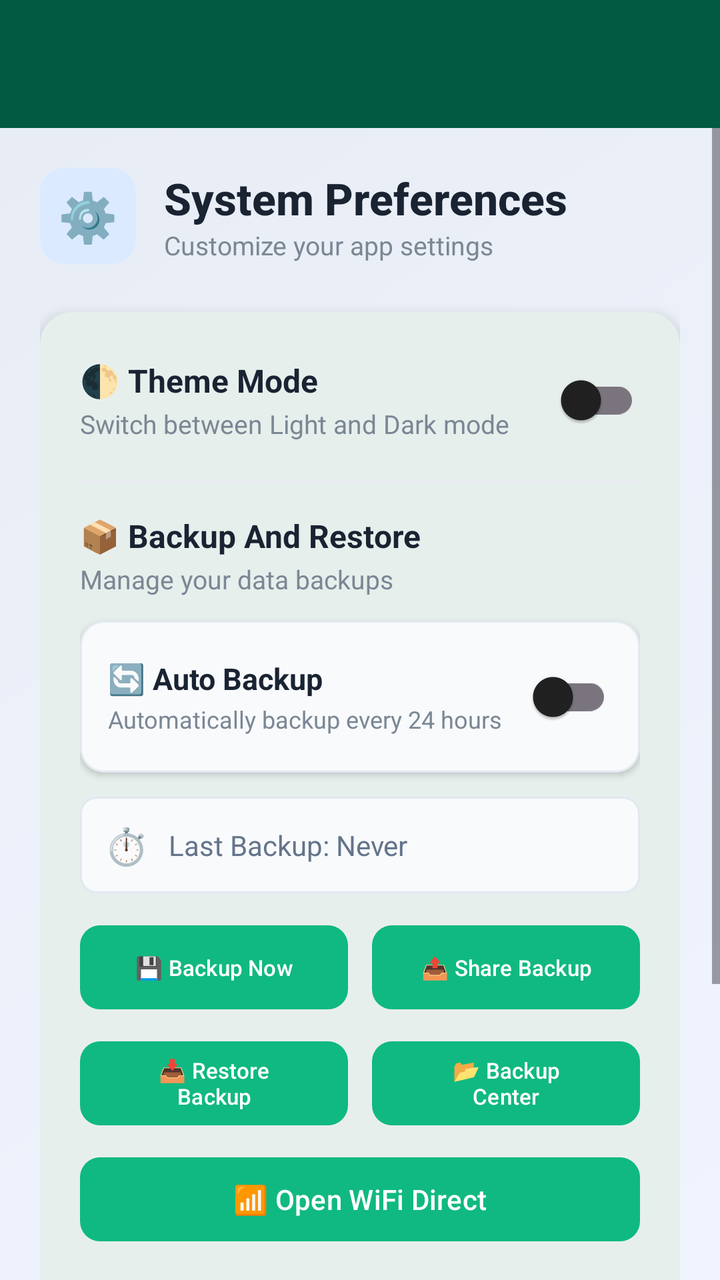
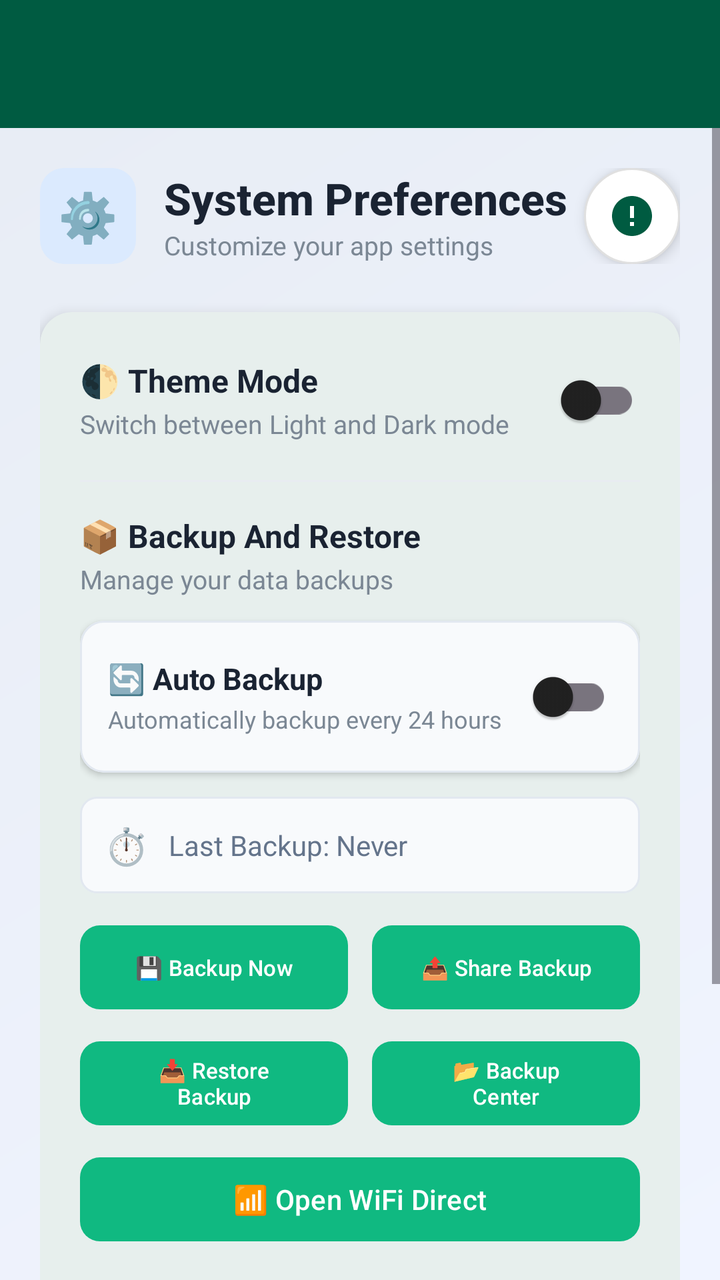

Two renders of the same Android screen: before a commit and after it. Below are the layout's source before the change and the commit's diff.
<!-- AndroidManifest.xml: application theme Theme.MilkDelivery -->
<!-- res/layout/activity_settings.xml -->
<?xml version="1.0" encoding="utf-8"?>
<LinearLayout xmlns:android="http://schemas.android.com/apk/res/android"
    xmlns:app="http://schemas.android.com/apk/res-auto"
    android:layout_width="match_parent"
    android:layout_height="match_parent"
    android:orientation="vertical"
    android:background="@color/background">

    
    <androidx.appcompat.widget.Toolbar
        android:id="@+id/toolbar"
        android:layout_width="match_parent"
        android:layout_height="?attr/actionBarSize"
        android:background="@color/primary"
        android:theme="@style/ThemeOverlay.AppCompat.Dark.ActionBar"
        app:layout_constraintEnd_toEndOf="parent"
        app:layout_constraintStart_toStartOf="parent"
        app:layout_constraintTop_toTopOf="parent"
        app:titleTextColor="@android:color/white"/>


    
    <ScrollView
        android:layout_width="match_parent"
        android:layout_height="match_parent"
        android:background="@drawable/gradient_background"
        android:fillViewport="true">

        <LinearLayout
            android:layout_width="match_parent"
            android:layout_height="wrap_content"
            android:orientation="vertical"
            android:padding="20dp"
            android:animateLayoutChanges="true">

            
            <LinearLayout
                android:layout_width="match_parent"
                android:layout_height="wrap_content"
                android:orientation="horizontal"
                android:gravity="center_vertical"
                android:layout_marginBottom="24dp">

                <LinearLayout
                    android:layout_width="48dp"
                    android:layout_height="48dp"
                    android:background="@drawable/header_icon_background"
                    android:gravity="center"
                    android:orientation="horizontal">
                    <TextView
                        android:layout_width="wrap_content"
                        android:layout_height="wrap_content"
                        android:text="⚙️"
                        android:textSize="24sp" />
                </LinearLayout>

                <LinearLayout
                    android:layout_width="0dp"
                    android:layout_height="wrap_content"
                    android:layout_weight="1"
                    android:orientation="vertical"
                    android:layout_marginStart="14dp">

                    <TextView
                        android:layout_width="wrap_content"
                        android:layout_height="wrap_content"
                        android:text="System Preferences"
                        android:textSize="22sp"
                        android:textStyle="bold"
                        android:textColor="#1A2332"
                        android:fontFamily="sans-serif-medium" />

                    <TextView
                        android:layout_width="wrap_content"
                        android:layout_height="wrap_content"
                        android:text="Customize your app settings"
                        android:textSize="13sp"
                        android:textColor="#7B8794" />

                </LinearLayout>
            </LinearLayout>

            
            <com.google.android.material.card.MaterialCardView
                android:layout_width="match_parent"
                android:layout_height="wrap_content"
                app:cardCornerRadius="16dp"
                app:cardElevation="4dp"
                app:cardBackgroundColor="#FFFFFF">

                <LinearLayout
                    android:layout_width="match_parent"
                    android:layout_height="wrap_content"
                    android:orientation="vertical"
                    android:padding="20dp">

                    
                    <LinearLayout
                        android:layout_width="match_parent"
                        android:layout_height="wrap_content"
                        android:orientation="horizontal"
                        android:gravity="center_vertical"
                        android:layout_marginBottom="16dp">

                        <LinearLayout
                            android:layout_width="0dp"
                            android:layout_height="wrap_content"
                            android:layout_weight="1"
                            android:orientation="vertical">

                            <TextView
                                android:layout_width="wrap_content"
                                android:layout_height="wrap_content"
                                android:text="🌓 Theme Mode"
                                android:textSize="16sp"
                                android:textStyle="bold"
                                android:textColor="#1A2332" />

                            <TextView
                                android:layout_width="wrap_content"
                                android:layout_height="wrap_content"
                                android:text="Switch between Light and Dark mode"
                                android:textSize="13sp"
                                android:textColor="#7B8794"
                                android:layout_marginTop="2dp" />

                        </LinearLayout>

                        <androidx.appcompat.widget.SwitchCompat
                            android:id="@+id/switchTheme"
                            android:layout_width="wrap_content"
                            android:layout_height="wrap_content" />

                    </LinearLayout>

                    
                    <View
                        android:layout_width="match_parent"
                        android:layout_height="1dp"
                        android:background="#E8ECF1"
                        android:layout_marginBottom="16dp" />

                    
                    <TextView
                        android:layout_width="wrap_content"
                        android:layout_height="wrap_content"
                        android:text="📦 Backup And Restore"
                        android:textSize="16sp"
                        android:textStyle="bold"
                        android:textColor="#1A2332" />

                    <TextView
                        android:layout_width="wrap_content"
                        android:layout_height="wrap_content"
                        android:text="Manage your data backups"
                        android:textSize="13sp"
                        android:textColor="#7B8794"
                        android:layout_marginTop="2dp"
                        android:layout_marginBottom="12dp" />

                    
                    <com.google.android.material.card.MaterialCardView
                        android:layout_width="match_parent"
                        android:layout_height="wrap_content"
                        android:layout_marginBottom="12dp"
                        app:cardCornerRadius="12dp"
                        app:cardElevation="2dp"
                        app:cardBackgroundColor="#F8FAFC"
                        app:strokeColor="#E2E8F0"
                        app:strokeWidth="1dp">

                        <LinearLayout
                            android:layout_width="match_parent"
                            android:layout_height="wrap_content"
                            android:orientation="vertical"
                            android:padding="14dp">

                            <LinearLayout
                                android:layout_width="match_parent"
                                android:layout_height="wrap_content"
                                android:orientation="horizontal"
                                android:gravity="center_vertical">

                                <LinearLayout
                                    android:layout_width="0dp"
                                    android:layout_height="wrap_content"
                                    android:layout_weight="1"
                                    android:orientation="vertical">

                                    <TextView
                                        android:layout_width="wrap_content"
                                        android:layout_height="wrap_content"
                                        android:text="🔄 Auto Backup"
                                        android:textSize="15sp"
                                        android:textStyle="bold"
                                        android:textColor="#1A2332" />

                                    <TextView
                                        android:layout_width="wrap_content"
                                        android:layout_height="wrap_content"
                                        android:text="Automatically backup every 24 hours"
                                        android:textSize="12sp"
                                        android:textColor="#7B8794"
                                        android:layout_marginTop="2dp" />

                                </LinearLayout>

                                <androidx.appcompat.widget.SwitchCompat
                                    android:id="@+id/switchAutoBackup"
                                    android:layout_width="wrap_content"
                                    android:layout_height="wrap_content" />

                            </LinearLayout>

                        </LinearLayout>

                    </com.google.android.material.card.MaterialCardView>

                    
                    <LinearLayout
                        android:layout_width="match_parent"
                        android:layout_height="wrap_content"
                        android:orientation="horizontal"
                        android:background="@drawable/info_background"
                        android:padding="12dp"
                        android:layout_marginBottom="12dp"
                        android:gravity="center_vertical">

                        <TextView
                            android:layout_width="wrap_content"
                            android:layout_height="wrap_content"
                            android:text="⏱️"
                            android:textSize="18sp"
                            android:layout_marginEnd="10dp" />

                        <TextView
                            android:id="@+id/txt_last_backup"
                            android:layout_width="wrap_content"
                            android:layout_height="wrap_content"
                            android:text="Last Backup: Never"
                            android:textSize="14sp"
                            android:textColor="#64748B" />

                    </LinearLayout>

                    
                    <LinearLayout
                        android:layout_width="match_parent"
                        android:layout_height="wrap_content"
                        android:orientation="vertical">

                        
                        <LinearLayout
                            android:layout_width="match_parent"
                            android:layout_height="wrap_content"
                            android:orientation="horizontal">

                            <com.google.android.material.button.MaterialButton
                                android:id="@+id/btn_backup_now"
                                android:layout_width="0dp"
                                android:layout_height="50dp"
                                android:layout_weight="1"
                                android:text="💾 Backup Now"
                                android:textAllCaps="false"
                                android:textSize="11sp"
                                app:cornerRadius="10dp"
                                app:backgroundTint="#10B981"
                                android:layout_marginEnd="6dp" />

                            <com.google.android.material.button.MaterialButton
                                android:id="@+id/btn_share_backup"
                                android:layout_width="0dp"
                                android:layout_height="50dp"
                                android:layout_weight="1"
                                android:text="📤 Share Backup"
                                android:textAllCaps="false"
                                android:textSize="11sp"
                                app:cornerRadius="10dp"
                                app:backgroundTint="#10B981"
                                android:layout_marginStart="6dp" />

                        </LinearLayout>

                        
                        <LinearLayout
                            android:layout_width="match_parent"
                            android:layout_height="wrap_content"
                            android:orientation="horizontal"
                            android:layout_marginTop="8dp">

                            <com.google.android.material.button.MaterialButton
                                android:id="@+id/btn_restore_backup"
                                android:layout_width="0dp"
                                android:layout_height="50dp"
                                android:layout_weight="1"
                                android:text="📥 Restore Backup"
                                android:textAllCaps="false"
                                android:textSize="11sp"
                                app:cornerRadius="10dp"
                                app:backgroundTint="#10B981"
                                android:layout_marginEnd="6dp" />

                            <com.google.android.material.button.MaterialButton
                                android:id="@+id/btn_backup_center"
                                android:layout_width="0dp"
                                android:layout_height="50dp"
                                android:layout_weight="1"
                                android:text="📂 Backup Center"
                                android:textAllCaps="false"
                                android:textSize="11sp"
                                app:cornerRadius="10dp"
                                app:backgroundTint="#10B981"
                                android:layout_marginStart="6dp" />

                        </LinearLayout>

                        
                        <com.google.android.material.button.MaterialButton
                            android:id="@+id/btn_wifi_direct"
                            android:layout_width="match_parent"
                            android:layout_height="50dp"
                            android:layout_marginTop="8dp"
                            android:text="📶 Open WiFi Direct"
                            android:textAllCaps="false"
                            android:textSize="14sp"
                            app:cornerRadius="10dp"
                            app:backgroundTint="#10B981" />

                    </LinearLayout>

                    
                    
                    
                    <View
                        android:layout_width="match_parent"
                        android:layout_height="1dp"
                        android:background="#E8ECF1"
                        android:layout_marginVertical="16dp" />

                    <TextView
                        android:layout_width="wrap_content"
                        android:layout_height="wrap_content"
                        android:text="🗄️ Database Administration"
                        android:textSize="16sp"
                        android:textStyle="bold"
                        android:textColor="#1A2332" />

                    <TextView
                        android:layout_width="wrap_content"
                        android:layout_height="wrap_content"
                        android:text="Maintenance and diagnostic functions"
                        android:textSize="13sp"
                        android:textColor="#7B8794"
                        android:layout_marginTop="2dp"
                        android:layout_marginBottom="12dp" />

                    
                    <com.google.android.material.button.MaterialButton
                        android:id="@+id/btn_clear_cache"
                        android:layout_width="wrap_content"
                        android:layout_height="wrap_content"
                        android:text="🗑️ Reset Local Database"
                        android:textAllCaps="false"
                        android:textColor="#EF4444"
                        app:strokeColor="#EF4444"
                        app:strokeWidth="1.5dp"
                        style="@style/Widget.Material3.Button.OutlinedButton" />

                </LinearLayout>

            </com.google.android.material.card.MaterialCardView>

            
            <TextView
                android:layout_width="match_parent"
                android:layout_height="wrap_content"
                android:text="Version 1.0.0"
                android:textSize="12sp"
                android:textColor="#94A3B8"
                android:gravity="center"
                android:layout_marginTop="24dp" />

        </LinearLayout>

    </ScrollView>

</LinearLayout>
<!-- resources referenced by this layout -->
<resources>
  <color name="background">#FAFAFA</color>
  <color name="primary">#005B41</color>
  <!-- drawable gradient_background (drawable) -->
  <?xml version="1.0" encoding="utf-8"?>
  <shape xmlns:android="http://schemas.android.com/apk/res/android">
      <gradient
          android:startColor="#F0F4FF"
          android:endColor="#E8EDF5"
          android:angle="135" />
  </shape>
  <!-- drawable header_icon_background (drawable) -->
  <?xml version="1.0" encoding="utf-8"?>
  <shape xmlns:android="http://schemas.android.com/apk/res/android">
      <solid android:color="#DBEAFE" />
      <corners android:radius="12dp" />
  </shape>
  <!-- drawable info_background (drawable) -->
  <?xml version="1.0" encoding="utf-8"?>
  <shape xmlns:android="http://schemas.android.com/apk/res/android">
      <solid android:color="#F8FAFC" />
      <corners android:radius="8dp" />
      <stroke
          android:width="1dp"
          android:color="#E2E8F0" />
  </shape>
  <style name="Theme.MilkDelivery" parent="Theme.Material3.Light.NoActionBar">
          
          <item name="colorPrimary">@color/primary</item>
          <item name="colorPrimaryDark">@color/primary_dark</item>
          <item name="colorSecondary">@color/secondary</item>
          <item name="android:statusBarColor">@color/primary</item>
          <item name="android:windowLightStatusBar">false</item>
  
          
          <item name="colorSurface">@color/surface</item>
          <item name="colorOnSurface">@color/on_surface</item>
          <item name="android:windowBackground">@color/background</item>
          <item name="colorSurfaceVariant">@color/surface_variant</item>
          <item name="colorOnSurfaceVariant">@color/on_surface_variant</item>
  
          
          <item name="materialCardViewStyle">@style/Widget.Material3.CardView.Elevated</item>
  
          
          <item name="android:colorBackground">@color/background</item>
          <item name="android:navigationBarColor">@color/background</item>
      </style>
  <color name="primary_dark">#00402E</color>
  <color name="secondary">#03DAC6</color>
  <color name="surface">#FFFFFF</color>
  <color name="on_surface">#212121</color>
  <color name="surface_variant">#F4F4F4</color>
  <color name="on_surface_variant">#555555</color>
</resources>

<!-- the commit's change to res/layout/activity_settings.xml (unified diff, before → after) -->
@@ -3,23 +3,16 @@
     xmlns:app="http://schemas.android.com/apk/res-auto"
     android:layout_width="match_parent"
     android:layout_height="match_parent"
-    android:orientation="vertical"
-    android:background="@color/background">
-
-    
+    android:orientation="vertical">
+
     <androidx.appcompat.widget.Toolbar
         android:id="@+id/toolbar"
         android:layout_width="match_parent"
         android:layout_height="?attr/actionBarSize"
         android:background="@color/primary"
         android:theme="@style/ThemeOverlay.AppCompat.Dark.ActionBar"
-        app:layout_constraintEnd_toEndOf="parent"
-        app:layout_constraintStart_toStartOf="parent"
-        app:layout_constraintTop_toTopOf="parent"
-        app:titleTextColor="@android:color/white"/>
-
-
-    
+        app:titleTextColor="@android:color/white" />
+
     <ScrollView
         android:layout_width="match_parent"
         android:layout_height="match_parent"
@@ -78,6 +71,19 @@
                         android:textColor="#7B8794" />
 
                 </LinearLayout>
+
+                
+                <ImageButton
+                    android:id="@+id/btnInfo"
+                    android:layout_width="48dp"
+                    android:layout_height="48dp"
+                    android:background="@drawable/circle_background_white"
+                    android:src="@drawable/ic_info"
+                    android:padding="12dp"
+                    android:tint="@color/primary"
+                    android:elevation="4dp"
+                    android:contentDescription="Help &amp; Tutorial" />
+
             </LinearLayout>
 
             
<!-- resource entries referenced after the edit -->
@@ -2,6 +2,15 @@
 <resources>
   <color name="background">#FAFAFA</color>
   <color name="primary">#005B41</color>
+  <!-- drawable circle_background_white (drawable) -->
+  <?xml version="1.0" encoding="utf-8"?>
+  <shape xmlns:android="http://schemas.android.com/apk/res/android"
+      android:shape="oval">
+      <solid android:color="@android:color/white" />
+      <stroke
+          android:width="1dp"
+          android:color="#E0E0E0" />
+  </shape>
   <!-- drawable gradient_background (drawable) -->
   <?xml version="1.0" encoding="utf-8"?>
   <shape xmlns:android="http://schemas.android.com/apk/res/android">
@@ -16,6 +25,16 @@
       <solid android:color="#DBEAFE" />
       <corners android:radius="12dp" />
   </shape>
+  <!-- drawable ic_info (drawable) -->
+  <vector xmlns:android="http://schemas.android.com/apk/res/android"
+      android:width="24dp"
+      android:height="24dp"
+      android:viewportWidth="24"
+      android:viewportHeight="24">
+    <path
+        android:fillColor="#000000"
+        android:pathData="M12,2C6.48,2 2,6.48 2,12s4.48,10 10,10 10,-4.48 10,-10S17.52,2 12,2zM13,17h-2v-2h2v2zM13,13h-2L11,7h2v6z"/>
+  </vector>
   <!-- drawable info_background (drawable) -->
   <?xml version="1.0" encoding="utf-8"?>
   <shape xmlns:android="http://schemas.android.com/apk/res/android">
